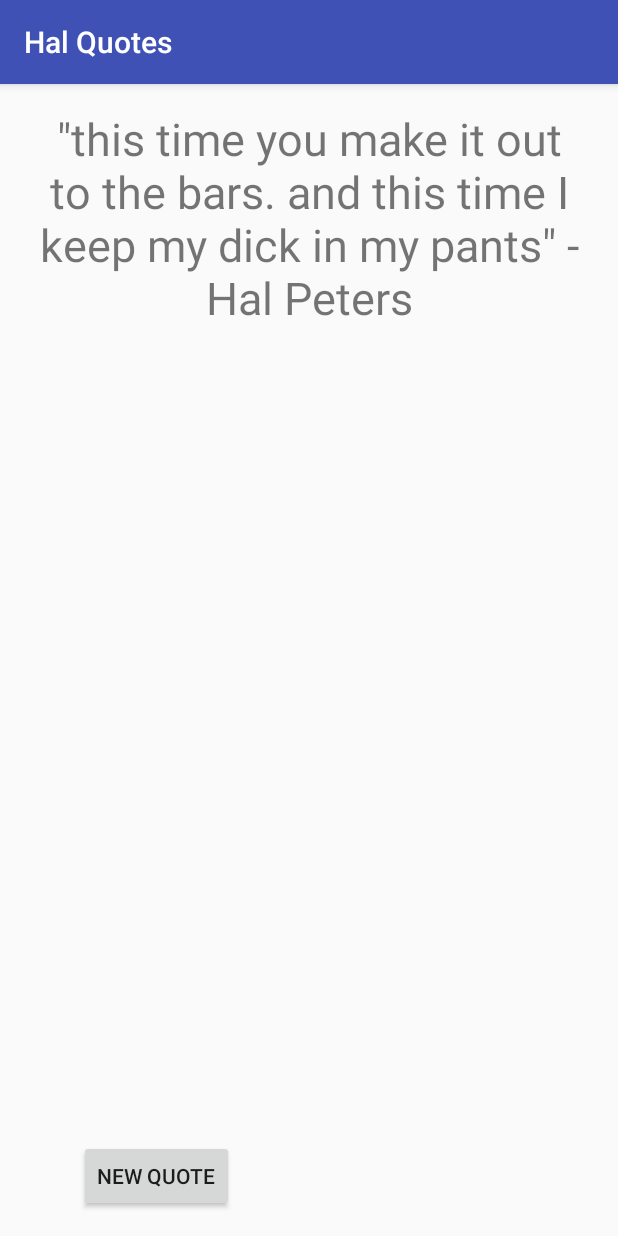
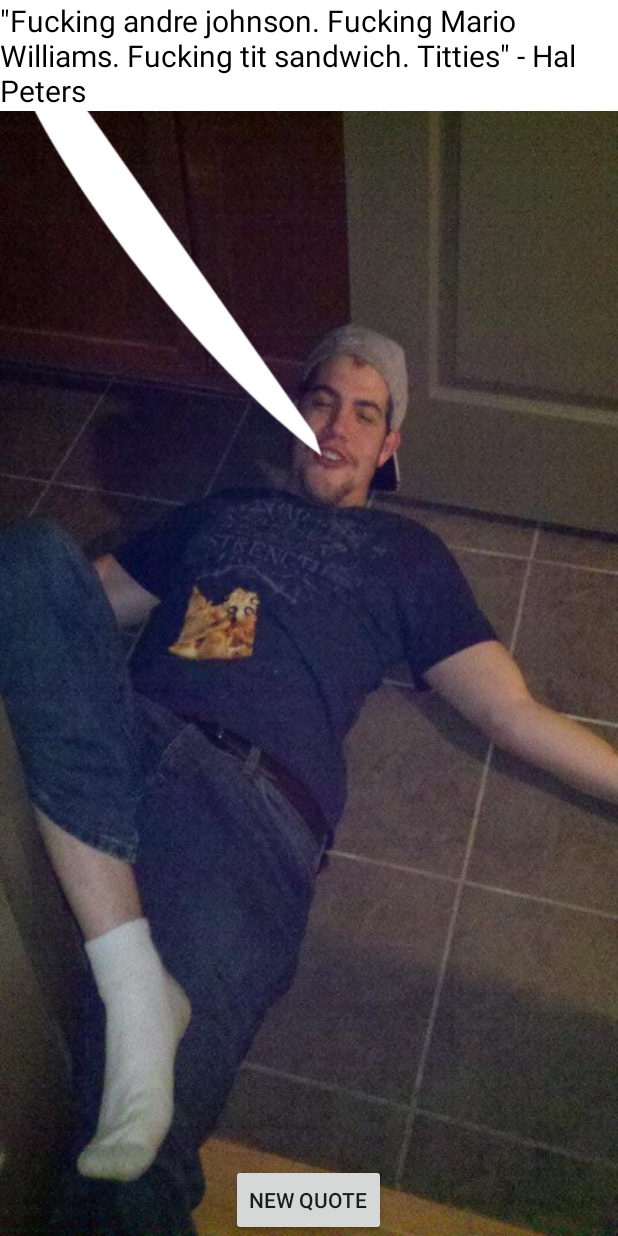
Before and after one commit to ihopethisnamefi/HalQuotes, an Android app: the DisplayMessageActivity screen opened directly, with no data from a screen before it, after a tap on "NEW QUOTE", on a phone screen of 412 x 824 dp. Run offline under Robolectric (Android 15) with nearby library versions, the phone set to English and light mode, and no system bars.

Commit message:
Pictures + Quote Bubble
Added random hal pictures and a quote bubble

```diff
--- a/app/src/main/java/com/example/halquotes/DisplayMessageActivity.java
+++ b/app/src/main/java/com/example/halquotes/DisplayMessageActivity.java
@@ -4,16 +4,25 @@ import android.app.Application;
 import android.content.Context;
 import android.content.Intent;
 import android.content.res.Resources;
+import android.graphics.Bitmap;
+import android.graphics.BitmapFactory;
+import android.graphics.Color;
+import android.graphics.Point;
 import android.media.MediaPlayer;
 import android.support.v7.app.AppCompatActivity;
 import android.os.Bundle;
+import android.view.Display;
 import android.view.Gravity;
 import android.view.View;
 import android.view.ViewGroup;
+import android.view.Window;
+import android.view.WindowManager;
 import android.widget.EditText;
+import android.widget.ImageView;
 import android.widget.TextView;
 import android.widget.Button;
 
+import java.lang.reflect.Field;
 import java.util.ArrayList;
 import java.util.Collections;
 import java.util.List;
@@ -35,26 +44,46 @@ public class DisplayMessageActivity extends AppCompatActivity {
     @Override
     protected void onCreate(Bundle savedInstanceState) {
         super.onCreate(savedInstanceState);
+        /* create a full screen window */
+        requestWindowFeature(Window.FEATURE_NO_TITLE);
+        getWindow().setFlags(WindowManager.LayoutParams.FLAG_FULLSCREEN, WindowManager.LayoutParams.FLAG_FULLSCREEN);
         setContentView(R.layout.activity_display_message);
 
+        /* adapt the image to the size of the display */
+        Display display = getWindowManager().getDefaultDisplay();
+        Point size = new Point();
+        display.getSize(size);
+        Bitmap bmp = Bitmap.createScaledBitmap(BitmapFactory.decodeResource(getResources(),R.drawable.hal_01),size.x,size.y,true);
+
+        /* fill the background ImageView with the resized image */
+        ImageView iv_background = (ImageView) findViewById(R.id.iv_background);
+        iv_background.setImageBitmap(bmp);
+
+        /* define quotes array and buttons */
         quotes = getResources().getStringArray(R.array.quotes_array);
         restart = (Button)findViewById(R.id.RestartButton);
         clear = (Button)findViewById(R.id.ClearButton);
 
+        /* begin sound resource */
         mp = MediaPlayer.create(context, R.raw.fart01);
 
+        /* message and textview initialization and attributes */
         Intent intent = getIntent();
         String message = intent.getStringExtra(MainActivity.EXTRA_MESSAGE);
         textView = new TextView(this);
-        textView.setTextSize(30);
-        textView.setGravity(Gravity.CENTER_VERTICAL | Gravity.CENTER_HORIZONTAL);
+        textView.setTextSize(20);
+        textView.setTextColor(Color.BLACK);
+        textView.setBackgroundColor(Color.WHITE);
+        textView.setGravity(Gravity.CENTER_VERTICAL);
 
+        /* create random for quote array */
         Random rand = new Random();
         int num = rand.nextInt(quotes.length);
         String quote = quotes[num];
         textView.setText(quote);
         quotes = ArrayUtils.remove(quotes, num);
 
+        /* insert first quote */
         textView.setText(quote);
 
         //quotes=getResources().getStringArray(R.array.quotes_array);
@@ -77,10 +106,27 @@ public class DisplayMessageActivity extends AppCompatActivity {
 
         if (quotes.length > 0) {
 
+            Display display = getWindowManager().getDefaultDisplay();
+            Point size = new Point();
+            display.getSize(size);
+
+
+            int[] halpics = {R.drawable.hal_01, R.drawable.hal_02, R.drawable.hal_03, R.drawable.hal_04, R.drawable.hal_05};
+            Random randpics = new Random();
+            int numpics = randpics.nextInt(halpics.length);
+            int halpic = halpics[numpics];
+            Bitmap bmp = Bitmap.createScaledBitmap(BitmapFactory.decodeResource(getResources(),halpic),size.x,size.y,true);
+
+            /* fill the background ImageView with the resized image */
+            ImageView iv_background = (ImageView) findViewById(R.id.iv_background);
+            iv_background.setImageBitmap(bmp);
+
+            /* Grab new random quote from the array list */
             Random rand = new Random();
             int num = rand.nextInt(quotes.length);
             String quote = quotes[num];
             textView.setText(quote);
+            /*remove quotes from the Array so it's only used once */
             quotes = ArrayUtils.remove(quotes, num);
 
         } else {
--- a/app/src/main/res/layout/activity_display_message.xml
+++ b/app/src/main/res/layout/activity_display_message.xml
@@ -4,10 +4,6 @@
     android:id="@+id/activity_display_message"
     android:layout_width="match_parent"
     android:layout_height="match_parent"
-    android:paddingBottom="@dimen/activity_vertical_margin"
-    android:paddingLeft="@dimen/activity_horizontal_margin"
-    android:paddingRight="@dimen/activity_horizontal_margin"
-    android:paddingTop="@dimen/activity_vertical_margin"
     tools:context="com.example.halquotes.DisplayMessageActivity">
     <RelativeLayout
         android:id="@+id/InnerRelativeLayout"
@@ -18,7 +14,8 @@
             android:layout_weight="1"
             android:layout_width="wrap_content"
             android:layout_height="wrap_content"
-            android:layout_centerInParent="true"
+            android:layout_alignParentBottom="true"
+            android:layout_centerHorizontal="true"
             android:text="@string/clear"
             android:onClick="clear" />
         <Button android:id="@+id/RestartButton"
@@ -29,5 +26,9 @@
             android:text="@string/restart"
             android:visibility="invisible"
             android:onClick="restart" />
+        <ImageView android:id="@+id/iv_background"
+            android:layout_width="fill_parent"
+            android:layout_height="wrap_content"
+            android:adjustViewBounds="true" />
     </RelativeLayout>
 </RelativeLayout>
--- a/app/src/main/res/values/strings.xml
+++ b/app/src/main/res/values/strings.xml
@@ -43,5 +43,6 @@
         <item>\"oh man, I had an epicly close shart moment. I walked into somenone elses office tried to fart and had to waddle to the bathroom\" - Hal Peters</item>
         <item>\"Let\'s get Mikey a finger monkey for Christmas\" - Hal Peters</item>
         <item>\"I keep telling Ryan I\'m going to poop on his dick\" - Hal Peters</item>
+        <item>\"You know what\'s the best thing about younger guys?\" - Hal \n\n \"What?\" - Older Lady \n\n \"Stamina.\" - Hal \n\n \"You\'ve told me that three times already.\" - Older Lady</item>
     </string-array>
 </resources>
--- a/app/src/main/res/values/styles.xml
+++ b/app/src/main/res/values/styles.xml
@@ -1,7 +1,7 @@
 <resources>
 
     <!-- Base application theme. -->
-    <style name="AppTheme" parent="Theme.AppCompat.Light.DarkActionBar">
+    <style name="AppTheme" parent="Theme.AppCompat.Light.NoActionBar">
         <!-- Customize your theme here. -->
         <item name="colorPrimary">@color/colorPrimary</item>
         <item name="colorPrimaryDark">@color/colorPrimaryDark</item>
```
Also changed, not shown: app/src/main/res/drawable/hal_01.jpg (added), app/src/main/res/drawable/hal_02.jpg (added), app/src/main/res/drawable/hal_03.jpg (added), app/src/main/res/drawable/hal_04.jpg (added), app/src/main/res/drawable/hal_05.jpg (added).
